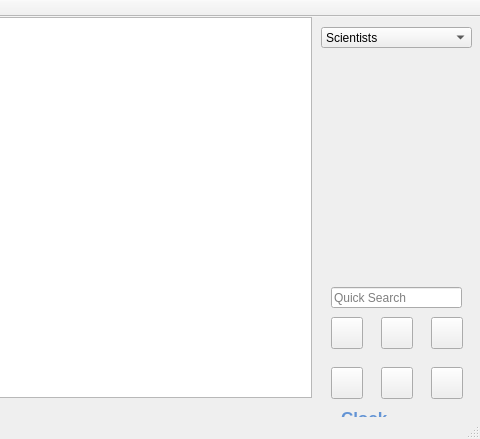
This is 3Vikna/include/gui.ui in OArnarsson/Qt-SQLite-DesktopApp as Qt 5 draws it before an edit; both pictures show x 289 to 769 and y 0 to 439 of the 769 by 439 pixel window. The edited form follows.
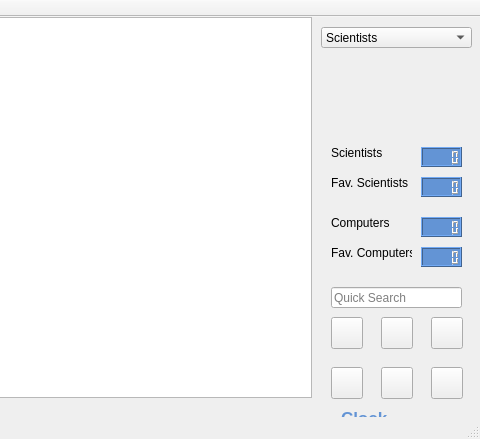
This is the edited form. Icons and pictures are not drawn.

Commit message: Added in status boxes to the main window. Have yet to make them work.

Patch:
```diff
--- a/3Vikna/include/gui.ui
+++ b/3Vikna/include/gui.ui
@@ -365,6 +365,810 @@
      <string>Clock</string>
     </property>
    </widget>
+   <widget class="QLabel" name="SciText">
+    <property name="geometry">
+     <rect>
+      <x>620</x>
+      <y>120</y>
+      <width>81</width>
+      <height>31</height>
+     </rect>
+    </property>
+    <property name="text">
+     <string>Scientists</string>
+    </property>
+   </widget>
+   <widget class="QLabel" name="FavSciText">
+    <property name="geometry">
+     <rect>
+      <x>620</x>
+      <y>150</y>
+      <width>81</width>
+      <height>31</height>
+     </rect>
+    </property>
+    <property name="text">
+     <string>Fav. Scientists</string>
+    </property>
+   </widget>
+   <widget class="QLabel" name="CompText">
+    <property name="geometry">
+     <rect>
+      <x>620</x>
+      <y>190</y>
+      <width>81</width>
+      <height>31</height>
+     </rect>
+    </property>
+    <property name="text">
+     <string>Computers</string>
+    </property>
+   </widget>
+   <widget class="QLabel" name="FavCompText">
+    <property name="geometry">
+     <rect>
+      <x>620</x>
+      <y>220</y>
+      <width>81</width>
+      <height>31</height>
+     </rect>
+    </property>
+    <property name="text">
+     <string>Fav. Computers</string>
+    </property>
+   </widget>
+   <widget class="QLCDNumber" name="SciNumber">
+    <property name="geometry">
+     <rect>
+      <x>710</x>
+      <y>130</y>
+      <width>41</width>
+      <height>20</height>
+     </rect>
+    </property>
+    <property name="palette">
+     <palette>
+      <active>
+       <colorrole role="WindowText">
+        <brush brushstyle="SolidPattern">
+         <color alpha="255">
+          <red>99</red>
+          <green>148</green>
+          <blue>213</blue>
+         </color>
+        </brush>
+       </colorrole>
+       <colorrole role="Button">
+        <brush brushstyle="SolidPattern">
+         <color alpha="255">
+          <red>99</red>
+          <green>148</green>
+          <blue>213</blue>
+         </color>
+        </brush>
+       </colorrole>
+       <colorrole role="Text">
+        <brush brushstyle="SolidPattern">
+         <color alpha="255">
+          <red>99</red>
+          <green>148</green>
+          <blue>213</blue>
+         </color>
+        </brush>
+       </colorrole>
+       <colorrole role="ButtonText">
+        <brush brushstyle="SolidPattern">
+         <color alpha="255">
+          <red>99</red>
+          <green>148</green>
+          <blue>213</blue>
+         </color>
+        </brush>
+       </colorrole>
+       <colorrole role="Base">
+        <brush brushstyle="SolidPattern">
+         <color alpha="255">
+          <red>99</red>
+          <green>148</green>
+          <blue>213</blue>
+         </color>
+        </brush>
+       </colorrole>
+       <colorrole role="Window">
+        <brush brushstyle="SolidPattern">
+         <color alpha="255">
+          <red>99</red>
+          <green>148</green>
+          <blue>213</blue>
+         </color>
+        </brush>
+       </colorrole>
+      </active>
+      <inactive>
+       <colorrole role="WindowText">
+        <brush brushstyle="SolidPattern">
+         <color alpha="255">
+          <red>99</red>
+          <green>148</green>
+          <blue>213</blue>
+         </color>
+        </brush>
+       </colorrole>
+       <colorrole role="Button">
+        <brush brushstyle="SolidPattern">
+         <color alpha="255">
+          <red>99</red>
+          <green>148</green>
+          <blue>213</blue>
+         </color>
+        </brush>
+       </colorrole>
+       <colorrole role="Text">
+        <brush brushstyle="SolidPattern">
+         <color alpha="255">
+          <red>99</red>
+          <green>148</green>
+          <blue>213</blue>
+         </color>
+        </brush>
+       </colorrole>
+       <colorrole role="ButtonText">
+        <brush brushstyle="SolidPattern">
+         <color alpha="255">
+          <red>99</red>
+          <green>148</green>
+          <blue>213</blue>
+         </color>
+        </brush>
+       </colorrole>
+       <colorrole role="Base">
+        <brush brushstyle="SolidPattern">
+         <color alpha="255">
+          <red>99</red>
+          <green>148</green>
+          <blue>213</blue>
+         </color>
+        </brush>
+       </colorrole>
+       <colorrole role="Window">
+        <brush brushstyle="SolidPattern">
+         <color alpha="255">
+          <red>99</red>
+          <green>148</green>
+          <blue>213</blue>
+         </color>
+        </brush>
+       </colorrole>
+      </inactive>
+      <disabled>
+       <colorrole role="WindowText">
+        <brush brushstyle="SolidPattern">
+         <color alpha="255">
+          <red>99</red>
+          <green>148</green>
+          <blue>213</blue>
+         </color>
+        </brush>
+       </colorrole>
+       <colorrole role="Button">
+        <brush brushstyle="SolidPattern">
+         <color alpha="255">
+          <red>99</red>
+          <green>148</green>
+          <blue>213</blue>
+         </color>
+        </brush>
+       </colorrole>
+       <colorrole role="Text">
+        <brush brushstyle="SolidPattern">
+         <color alpha="255">
+          <red>99</red>
+          <green>148</green>
+          <blue>213</blue>
+         </color>
+        </brush>
+       </colorrole>
+       <colorrole role="ButtonText">
+        <brush brushstyle="SolidPattern">
+         <color alpha="255">
+          <red>99</red>
+          <green>148</green>
+          <blue>213</blue>
+         </color>
+        </brush>
+       </colorrole>
+       <colorrole role="Base">
+        <brush brushstyle="SolidPattern">
+         <color alpha="255">
+          <red>99</red>
+          <green>148</green>
+          <blue>213</blue>
+         </color>
+        </brush>
+       </colorrole>
+       <colorrole role="Window">
+        <brush brushstyle="SolidPattern">
+         <color alpha="255">
+          <red>99</red>
+          <green>148</green>
+          <blue>213</blue>
+         </color>
+        </brush>
+       </colorrole>
+      </disabled>
+     </palette>
+    </property>
+    <property name="styleSheet">
+     <string notr="true">QLCDNumber{
+    color: rgb(99, 148, 213);    
+    background-color: rgb(99, 148, 213);
+}</string>
+    </property>
+   </widget>
+   <widget class="QLCDNumber" name="CompNumber">
+    <property name="geometry">
+     <rect>
+      <x>710</x>
+      <y>200</y>
+      <width>41</width>
+      <height>20</height>
+     </rect>
+    </property>
+    <property name="palette">
+     <palette>
+      <active>
+       <colorrole role="WindowText">
+        <brush brushstyle="SolidPattern">
+         <color alpha="255">
+          <red>99</red>
+          <green>148</green>
+          <blue>213</blue>
+         </color>
+        </brush>
+       </colorrole>
+       <colorrole role="Button">
+        <brush brushstyle="SolidPattern">
+         <color alpha="255">
+          <red>99</red>
+          <green>148</green>
+          <blue>213</blue>
+         </color>
+        </brush>
+       </colorrole>
+       <colorrole role="Text">
+        <brush brushstyle="SolidPattern">
+         <color alpha="255">
+          <red>99</red>
+          <green>148</green>
+          <blue>213</blue>
+         </color>
+        </brush>
+       </colorrole>
+       <colorrole role="ButtonText">
+        <brush brushstyle="SolidPattern">
+         <color alpha="255">
+          <red>99</red>
+          <green>148</green>
+          <blue>213</blue>
+         </color>
+        </brush>
+       </colorrole>
+       <colorrole role="Base">
+        <brush brushstyle="SolidPattern">
+         <color alpha="255">
+          <red>99</red>
+          <green>148</green>
+          <blue>213</blue>
+         </color>
+        </brush>
+       </colorrole>
+       <colorrole role="Window">
+        <brush brushstyle="SolidPattern">
+         <color alpha="255">
+          <red>99</red>
+          <green>148</green>
+          <blue>213</blue>
+         </color>
+        </brush>
+       </colorrole>
+      </active>
+      <inactive>
+       <colorrole role="WindowText">
+        <brush brushstyle="SolidPattern">
+         <color alpha="255">
+          <red>99</red>
+          <green>148</green>
+          <blue>213</blue>
+         </color>
+        </brush>
+       </colorrole>
+       <colorrole role="Button">
+        <brush brushstyle="SolidPattern">
+         <color alpha="255">
+          <red>99</red>
+          <green>148</green>
+          <blue>213</blue>
+         </color>
+        </brush>
+       </colorrole>
+       <colorrole role="Text">
+        <brush brushstyle="SolidPattern">
+         <color alpha="255">
+          <red>99</red>
+          <green>148</green>
+          <blue>213</blue>
+         </color>
+        </brush>
+       </colorrole>
+       <colorrole role="ButtonText">
+        <brush brushstyle="SolidPattern">
+         <color alpha="255">
+          <red>99</red>
+          <green>148</green>
+          <blue>213</blue>
+         </color>
+        </brush>
+       </colorrole>
+       <colorrole role="Base">
+        <brush brushstyle="SolidPattern">
+         <color alpha="255">
+          <red>99</red>
+          <green>148</green>
+          <blue>213</blue>
+         </color>
+        </brush>
+       </colorrole>
+       <colorrole role="Window">
+        <brush brushstyle="SolidPattern">
+         <color alpha="255">
+          <red>99</red>
+          <green>148</green>
+          <blue>213</blue>
+         </color>
+        </brush>
+       </colorrole>
+      </inactive>
+      <disabled>
+       <colorrole role="WindowText">
+        <brush brushstyle="SolidPattern">
+         <color alpha="255">
+          <red>99</red>
+          <green>148</green>
+          <blue>213</blue>
+         </color>
+        </brush>
+       </colorrole>
+       <colorrole role="Button">
+        <brush brushstyle="SolidPattern">
+         <color alpha="255">
+          <red>99</red>
+          <green>148</green>
+          <blue>213</blue>
+         </color>
+        </brush>
+       </colorrole>
+       <colorrole role="Text">
+        <brush brushstyle="SolidPattern">
+         <color alpha="255">
+          <red>99</red>
+          <green>148</green>
+          <blue>213</blue>
+         </color>
+        </brush>
+       </colorrole>
+       <colorrole role="ButtonText">
+        <brush brushstyle="SolidPattern">
+         <color alpha="255">
+          <red>99</red>
+          <green>148</green>
+          <blue>213</blue>
+         </color>
+        </brush>
+       </colorrole>
+       <colorrole role="Base">
+        <brush brushstyle="SolidPattern">
+         <color alpha="255">
+          <red>99</red>
+          <green>148</green>
+          <blue>213</blue>
+         </color>
+        </brush>
+       </colorrole>
+       <colorrole role="Window">
+        <brush brushstyle="SolidPattern">
+         <color alpha="255">
+          <red>99</red>
+          <green>148</green>
+          <blue>213</blue>
+         </color>
+        </brush>
+       </colorrole>
+      </disabled>
+     </palette>
+    </property>
+    <property name="styleSheet">
+     <string notr="true">QLCDNumber{
+    color: rgb(99, 148, 213);    
+    background-color: rgb(99, 148, 213);
+}</string>
+    </property>
+   </widget>
+   <widget class="QLCDNumber" name="FavSciNumber">
+    <property name="geometry">
+     <rect>
+      <x>710</x>
+      <y>160</y>
+      <width>41</width>
+      <height>20</height>
+     </rect>
+    </property>
+    <property name="palette">
+     <palette>
+      <active>
+       <colorrole role="WindowText">
+        <brush brushstyle="SolidPattern">
+         <color alpha="255">
+          <red>99</red>
+          <green>148</green>
+          <blue>213</blue>
+         </color>
+        </brush>
+       </colorrole>
+       <colorrole role="Button">
+        <brush brushstyle="SolidPattern">
+         <color alpha="255">
+          <red>99</red>
+          <green>148</green>
+          <blue>213</blue>
+         </color>
+        </brush>
+       </colorrole>
+       <colorrole role="Text">
+        <brush brushstyle="SolidPattern">
+         <color alpha="255">
+          <red>99</red>
+          <green>148</green>
+          <blue>213</blue>
+         </color>
+        </brush>
+       </colorrole>
+       <colorrole role="ButtonText">
+        <brush brushstyle="SolidPattern">
+         <color alpha="255">
+          <red>99</red>
+          <green>148</green>
+          <blue>213</blue>
+         </color>
+        </brush>
+       </colorrole>
+       <colorrole role="Base">
+        <brush brushstyle="SolidPattern">
+         <color alpha="255">
+          <red>99</red>
+          <green>148</green>
+          <blue>213</blue>
+         </color>
+        </brush>
+       </colorrole>
+       <colorrole role="Window">
+        <brush brushstyle="SolidPattern">
+         <color alpha="255">
+          <red>99</red>
+          <green>148</green>
+          <blue>213</blue>
+         </color>
+        </brush>
+       </colorrole>
+      </active>
+      <inactive>
+       <colorrole role="WindowText">
+        <brush brushstyle="SolidPattern">
+         <color alpha="255">
+          <red>99</red>
+          <green>148</green>
+          <blue>213</blue>
+         </color>
+        </brush>
+       </colorrole>
+       <colorrole role="Button">
+        <brush brushstyle="SolidPattern">
+         <color alpha="255">
+          <red>99</red>
+          <green>148</green>
+          <blue>213</blue>
+         </color>
+        </brush>
+       </colorrole>
+       <colorrole role="Text">
+        <brush brushstyle="SolidPattern">
+         <color alpha="255">
+          <red>99</red>
+          <green>148</green>
+          <blue>213</blue>
+         </color>
+        </brush>
+       </colorrole>
+       <colorrole role="ButtonText">
+        <brush brushstyle="SolidPattern">
+         <color alpha="255">
+          <red>99</red>
+          <green>148</green>
+          <blue>213</blue>
+         </color>
+        </brush>
+       </colorrole>
+       <colorrole role="Base">
+        <brush brushstyle="SolidPattern">
+         <color alpha="255">
+          <red>99</red>
+          <green>148</green>
+          <blue>213</blue>
+         </color>
+        </brush>
+       </colorrole>
+       <colorrole role="Window">
+        <brush brushstyle="SolidPattern">
+         <color alpha="255">
+          <red>99</red>
+          <green>148</green>
+          <blue>213</blue>
+         </color>
+        </brush>
+       </colorrole>
+      </inactive>
+      <disabled>
+       <colorrole role="WindowText">
+        <brush brushstyle="SolidPattern">
+         <color alpha="255">
+          <red>99</red>
+          <green>148</green>
+          <blue>213</blue>
+         </color>
+        </brush>
+       </colorrole>
+       <colorrole role="Button">
+        <brush brushstyle="SolidPattern">
+         <color alpha="255">
+          <red>99</red>
+          <green>148</green>
+          <blue>213</blue>
+         </color>
+        </brush>
+       </colorrole>
+       <colorrole role="Text">
+        <brush brushstyle="SolidPattern">
+         <color alpha="255">
+          <red>99</red>
+          <green>148</green>
+          <blue>213</blue>
+         </color>
+        </brush>
+       </colorrole>
+       <colorrole role="ButtonText">
+        <brush brushstyle="SolidPattern">
+         <color alpha="255">
+          <red>99</red>
+          <green>148</green>
+          <blue>213</blue>
+         </color>
+        </brush>
+       </colorrole>
+       <colorrole role="Base">
+        <brush brushstyle="SolidPattern">
+         <color alpha="255">
+          <red>99</red>
+          <green>148</green>
+          <blue>213</blue>
+         </color>
+        </brush>
+       </colorrole>
+       <colorrole role="Window">
+        <brush brushstyle="SolidPattern">
+         <color alpha="255">
+          <red>99</red>
+          <green>148</green>
+          <blue>213</blue>
+         </color>
+        </brush>
+       </colorrole>
+      </disabled>
+     </palette>
+    </property>
+    <property name="styleSheet">
+     <string notr="true">QLCDNumber{
+    color: rgb(99, 148, 213);    
+    background-color: rgb(99, 148, 213);
+}</string>
+    </property>
+   </widget>
+   <widget class="QLCDNumber" name="FavCompNumber">
+    <property name="geometry">
+     <rect>
+      <x>710</x>
+      <y>230</y>
+      <width>41</width>
+      <height>20</height>
+     </rect>
+    </property>
+    <property name="palette">
+     <palette>
+      <active>
+       <colorrole role="WindowText">
+        <brush brushstyle="SolidPattern">
+         <color alpha="255">
+          <red>99</red>
+          <green>148</green>
+          <blue>213</blue>
+         </color>
+        </brush>
+       </colorrole>
+       <colorrole role="Button">
+        <brush brushstyle="SolidPattern">
+         <color alpha="255">
+          <red>99</red>
+          <green>148</green>
+          <blue>213</blue>
+         </color>
+        </brush>
+       </colorrole>
+       <colorrole role="Text">
+        <brush brushstyle="SolidPattern">
+         <color alpha="255">
+          <red>99</red>
+          <green>148</green>
+          <blue>213</blue>
+         </color>
+        </brush>
+       </colorrole>
+       <colorrole role="ButtonText">
+        <brush brushstyle="SolidPattern">
+         <color alpha="255">
+          <red>99</red>
+          <green>148</green>
+          <blue>213</blue>
+         </color>
+        </brush>
+       </colorrole>
+       <colorrole role="Base">
+        <brush brushstyle="SolidPattern">
+         <color alpha="255">
+          <red>99</red>
+          <green>148</green>
+          <blue>213</blue>
+         </color>
+        </brush>
+       </colorrole>
+       <colorrole role="Window">
+        <brush brushstyle="SolidPattern">
+         <color alpha="255">
+          <red>99</red>
+          <green>148</green>
+          <blue>213</blue>
+         </color>
+        </brush>
+       </colorrole>
+      </active>
+      <inactive>
+       <colorrole role="WindowText">
+        <brush brushstyle="SolidPattern">
+         <color alpha="255">
+          <red>99</red>
+          <green>148</green>
+          <blue>213</blue>
+         </color>
+        </brush>
+       </colorrole>
+       <colorrole role="Button">
+        <brush brushstyle="SolidPattern">
+         <color alpha="255">
+          <red>99</red>
+          <green>148</green>
+          <blue>213</blue>
+         </color>
+        </brush>
+       </colorrole>
+       <colorrole role="Text">
+        <brush brushstyle="SolidPattern">
+         <color alpha="255">
+          <red>99</red>
+          <green>148</green>
+          <blue>213</blue>
+         </color>
+        </brush>
+       </colorrole>
+       <colorrole role="ButtonText">
+        <brush brushstyle="SolidPattern">
+         <color alpha="255">
+          <red>99</red>
+          <green>148</green>
+          <blue>213</blue>
+         </color>
+        </brush>
+       </colorrole>
+       <colorrole role="Base">
+        <brush brushstyle="SolidPattern">
+         <color alpha="255">
+          <red>99</red>
+          <green>148</green>
+          <blue>213</blue>
+         </color>
+        </brush>
+       </colorrole>
+       <colorrole role="Window">
+        <brush brushstyle="SolidPattern">
+         <color alpha="255">
+          <red>99</red>
+          <green>148</green>
+          <blue>213</blue>
+         </color>
+        </brush>
+       </colorrole>
+      </inactive>
+      <disabled>
+       <colorrole role="WindowText">
+        <brush brushstyle="SolidPattern">
+         <color alpha="255">
+          <red>99</red>
+          <green>148</green>
+          <blue>213</blue>
+         </color>
+        </brush>
+       </colorrole>
+       <colorrole role="Button">
+        <brush brushstyle="SolidPattern">
+         <color alpha="255">
+          <red>99</red>
+          <green>148</green>
+          <blue>213</blue>
+         </color>
+        </brush>
+       </colorrole>
+       <colorrole role="Text">
+        <brush brushstyle="SolidPattern">
+         <color alpha="255">
+          <red>99</red>
+          <green>148</green>
+          <blue>213</blue>
+         </color>
+        </brush>
+       </colorrole>
+       <colorrole role="ButtonText">
+        <brush brushstyle="SolidPattern">
+         <color alpha="255">
+          <red>99</red>
+          <green>148</green>
+          <blue>213</blue>
+         </color>
+        </brush>
+       </colorrole>
+       <colorrole role="Base">
+        <brush brushstyle="SolidPattern">
+         <color alpha="255">
+          <red>99</red>
+          <green>148</green>
+          <blue>213</blue>
+         </color>
+        </brush>
+       </colorrole>
+       <colorrole role="Window">
+        <brush brushstyle="SolidPattern">
+         <color alpha="255">
+          <red>99</red>
+          <green>148</green>
+          <blue>213</blue>
+         </color>
+        </brush>
+       </colorrole>
+      </disabled>
+     </palette>
+    </property>
+    <property name="styleSheet">
+     <string notr="true">QLCDNumber{
+    color: rgb(99, 148, 213);    
+    background-color: rgb(99, 148, 213);
+}</string>
+    </property>
+   </widget>
   </widget>
   <widget class="QMenuBar" name="menuBar">
    <property name="geometry">
```
The commit also changes 1 other file.
